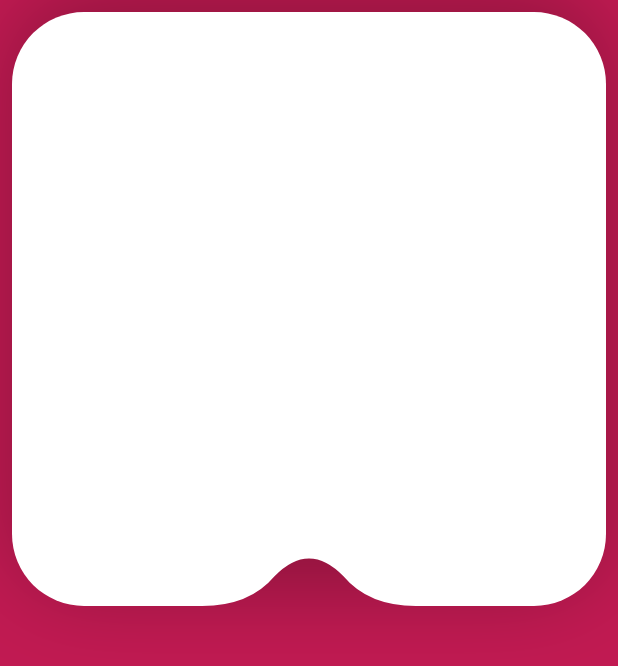
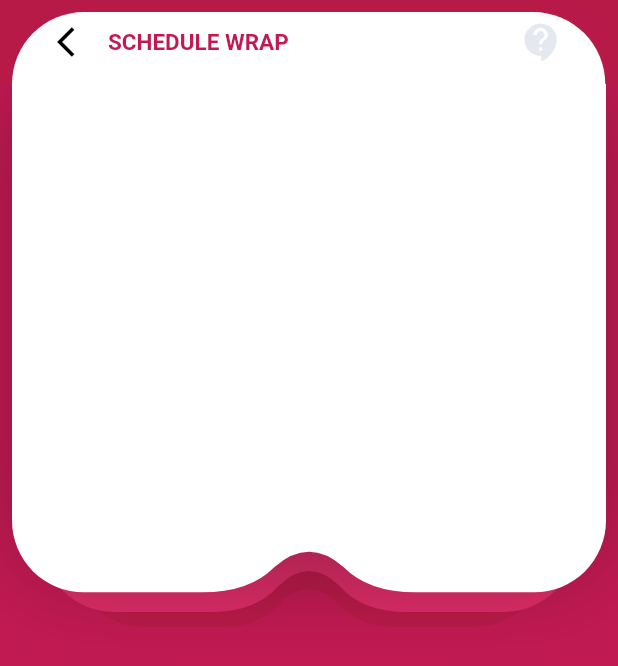
Before and after one commit to mtopolewski/flutter_design_case_car_advertisement, a Flutter app: the screen it shows after launch, on a phone screen of 412 x 824 dp. Shown: the top 666 px of the screen. Run offline on Flutter 3.47's test engine with Material 2 defaults, Android fonts, the light colour scheme and no system bars.

Commit message:
Frontend - work in progress

```diff
--- a/lib/pages/homePage.dart
+++ b/lib/pages/homePage.dart
@@ -7,10 +7,69 @@ class HomePage extends StatelessWidget {
   @override
   Widget build(BuildContext context) {
     return Scaffold(
+        appBar: AppBar(
+          title: Text(
+            "SCHEDULE WRAP",
+            style: TextStyle(
+                color: Color(0x0FFC11A52),
+                fontSize: 15,
+                fontWeight: FontWeight.bold),
+          ),
+          leading: Padding(
+            padding: const EdgeInsets.fromLTRB(8, 0, 0, 0),
+            child: TextButton(
+              style: TextButton.styleFrom(
+                  primary: Colors.white,
+                  backgroundColor: Colors.transparent,
+                  onSurface: Colors.red,
+                  shadowColor: Colors.transparent),
+              onPressed: () {},
+              child: Padding(
+                padding: const EdgeInsets.fromLTRB(22, 0, 12, 0),
+                child: Icon(
+                  Icons.arrow_back_ios,
+                  color: Colors.black,
+                ),
+              ),
+            ),
+          ),
+          actions: [
+            Padding(
+              padding: const EdgeInsets.fromLTRB(0, 0, 8, 0),
+              child: TextButton(
+                  onPressed: () {},
+                  style: TextButton.styleFrom(
+                      primary: Colors.white,
+                      backgroundColor: Colors.transparent,
+                      onSurface: Colors.red,
+                      shadowColor: Colors.transparent),
+                  child: Container(
+                    height: 30,
+                    width: 70,
+                    child: FittedBox(
+                      child: Icon(Icons.contact_support_sharp,
+                          color: Color(0x0FFE5E8EE)),
+                    ),
+                  )),
+            )
+          ],
+          backgroundColor: Color(0xFFb81a48), //Colors.white,
+          shadowColor: Colors.transparent,
+          flexibleSpace: Padding(
+            padding: EdgeInsets.fromLTRB(8, 8, 8.5, 0),
+            child: Container(
+              decoration: BoxDecoration(
+                  color: Colors.white, //B41A47 //bd1c4b
+                  borderRadius: BorderRadius.only(
+                      topLeft: Radius.circular(48),
+                      topRight: Radius.circular(48))),
+            ),
+          ),
+        ),
         body: Container(
             color: Color(0x0FFC11A52),
             child: Padding(
-                padding: EdgeInsets.all(8),
+                padding: EdgeInsets.fromLTRB(8, 0, 8, 0),
                 child: Column(
                   children: [
                     Expanded(
@@ -43,9 +102,7 @@ class HomePage extends StatelessWidget {
                             ),
                           ),
                           Padding(
-                            padding: const EdgeInsets.fromLTRB(0, 0, 0, 0),
-                            child: AspectRatio(
-                              aspectRatio: 1,
+                            padding: const EdgeInsets.fromLTRB(0, 0, 0, 45),
                             child: Container(
                               decoration: BoxDecoration(
                                 color: Colors.transparent,
@@ -64,9 +121,9 @@ class HomePage extends StatelessWidget {
                                 child: Container(
                                   decoration: BoxDecoration(
                                     color: Colors.white,
-                                      borderRadius:
-                                          BorderRadius.all(Radius.circular(48)),
-                                    ),
+                                    borderRadius: BorderRadius.only(
+                                        bottomLeft: Radius.circular(48),
+                                        bottomRight: Radius.circular(48)),
                                   ),
                                 ),
                               ),
```
Lines whose indentation alone changed are shown as unchanged.
